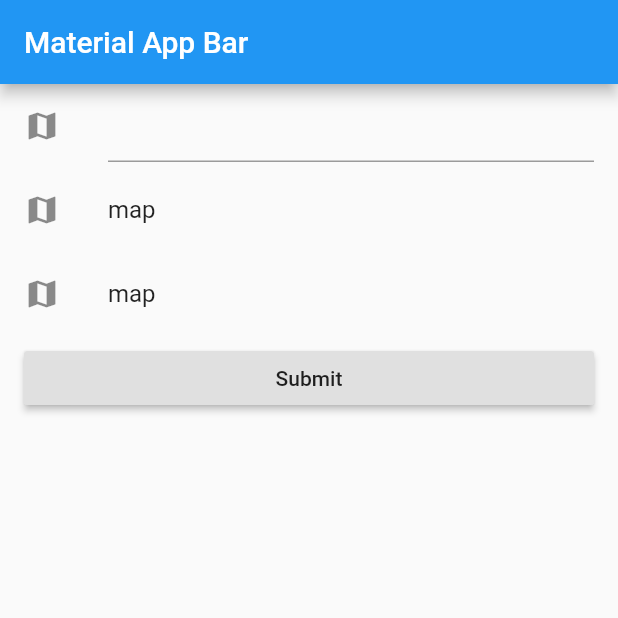
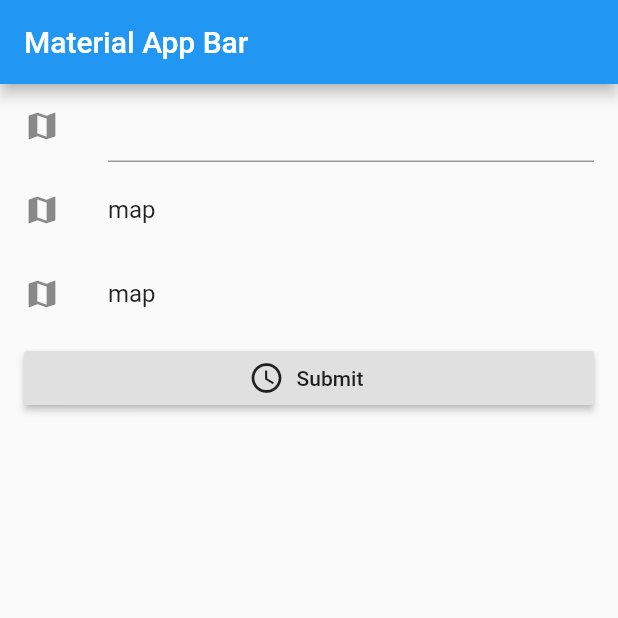
Before and after one commit to samtarmizi/flutter-listview, a Flutter app: the screen it shows after launch, on a phone screen of 412 x 824 dp, the top half of it. Run offline on Flutter 3.47's test engine with Material 2 defaults, Android fonts, the phone set to English and light mode, and no system bars.

Commit message:
Change icon button

```diff
--- a/lib/main.dart
+++ b/lib/main.dart
@@ -26,9 +26,10 @@ class MyApp extends StatelessWidget {
               title: Text('map'),
             ),
             ListTile(
-              title: RaisedButton(
-                child: Text('Submit'),
+              title: RaisedButton.icon(
+                label: Text('Submit'),
                 onPressed: (){},
+                icon: Icon(Icons.access_time),
               )
             )
           ],
```
